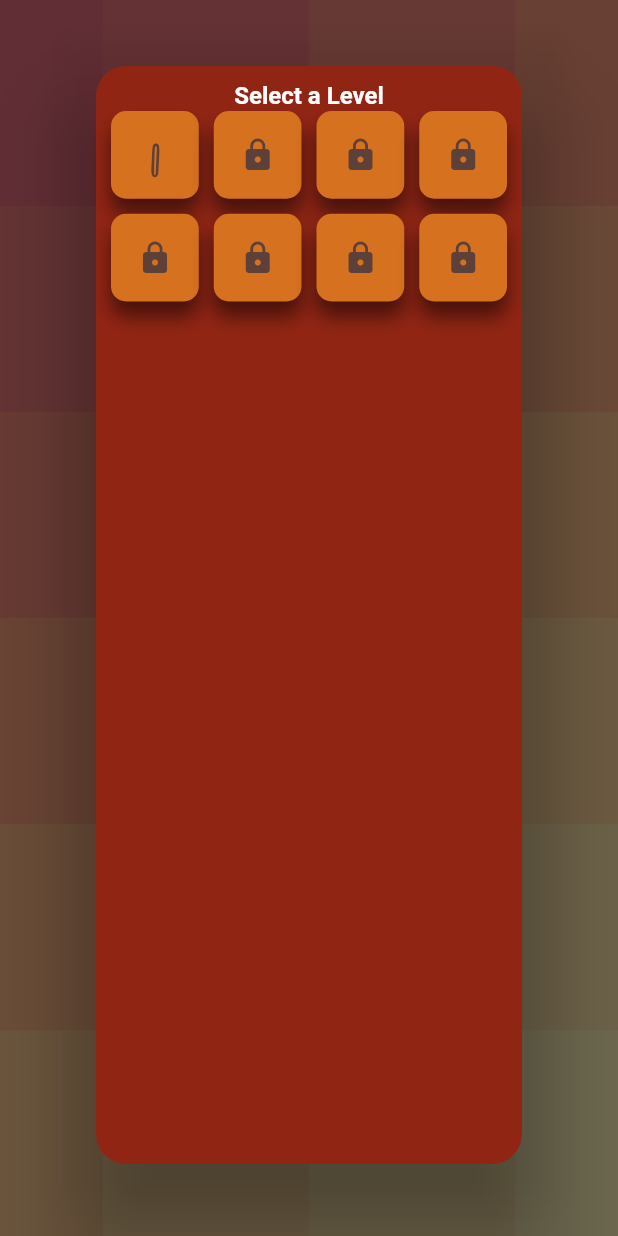
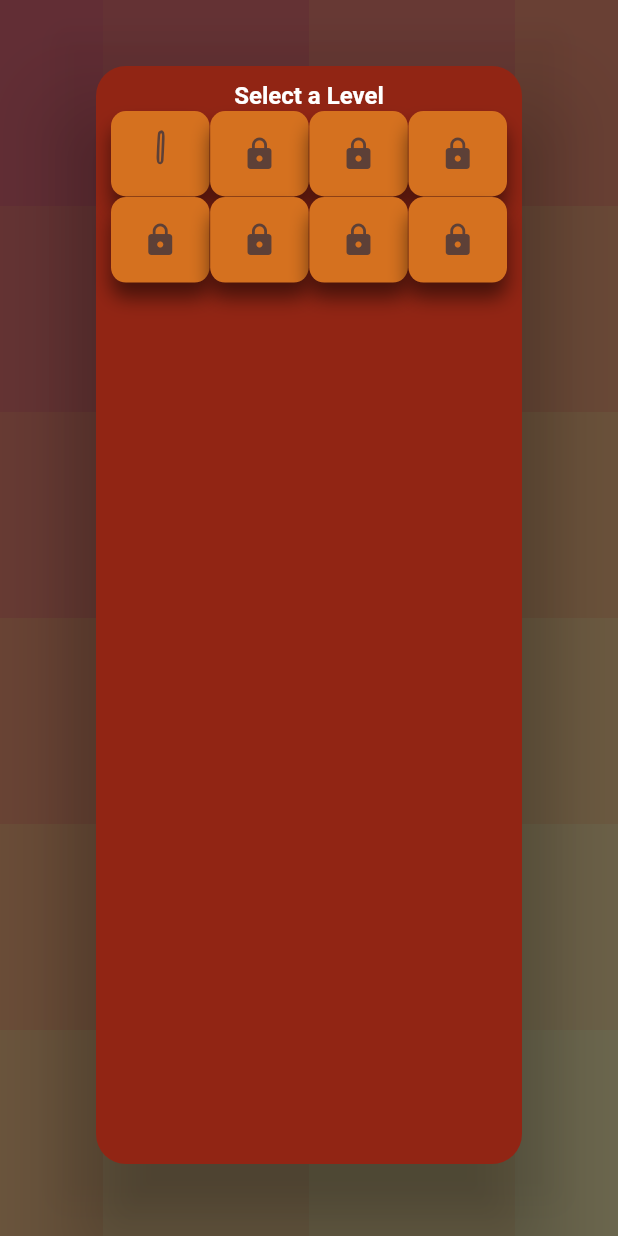
Before and after one commit to nehal076/flutter-puzzle-hack, a Flutter app: the screen it shows after launch, after a tap on an icon or button, on a phone screen of 412 x 824 dp. Run offline on Flutter 3.47's test engine with Material 2 defaults, Android fonts, the phone set to English and light mode, and no system bars; our stand-ins replace animated_text_kit, audioplayers, bloc, flutter_bloc, flutter_staggered_animations, flutter_svg and 4 more.

Commit message:
level popup size fix

```diff
--- a/lib/utils/popup/levels/levels_popup.dart
+++ b/lib/utils/popup/levels/levels_popup.dart
@@ -1,5 +1,6 @@
 import 'package:flutter/foundation.dart';
 import 'package:flutter/material.dart';
+import 'package:flutter_staggered_grid_view/flutter_staggered_grid_view.dart';
 import 'package:velocity_x/velocity_x.dart';
 
 import 'widgets/level_tile.dart';
@@ -13,7 +14,11 @@ class LevelPopup {
         return AlertDialog(
           backgroundColor: Colors.transparent,
           content: Container(
-            width: kIsWeb ? 400 : context.screenWidth * 0.90,
+            width: kIsWeb
+                ? context.screenWidth < 576
+                    ? context.screenWidth * 0.90
+                    : 400
+                : context.screenWidth * 0.90,
             height: kIsWeb ? null : context.screenHeight * 0.90,
             padding: const EdgeInsets.all(10),
             decoration: BoxDecoration(
@@ -31,11 +36,10 @@ class LevelPopup {
                   ),
                 ),
                 const HeightBox(20),
-                GridView.count(
+                StaggeredGrid.count(
                   crossAxisCount: 4,
-                  shrinkWrap: true,
-                  crossAxisSpacing: 10,
-                  mainAxisSpacing: 10,
+                  crossAxisSpacing: context.screenWidth * 0.001,
+                  mainAxisSpacing: context.screenWidth * 0.001,
                   children: List.generate(8, (index) {
                     return LevelTile('${index + 1}');
                   }),
--- a/lib/utils/popup/levels/widgets/level_tile.dart
+++ b/lib/utils/popup/levels/widgets/level_tile.dart
@@ -58,7 +58,14 @@ class LevelTile extends StatelessWidget {
                         ),
                       ),
                       isNextLevel
-                          ? Container()
+                          ? const Text(
+                            "0",
+                            style: TextStyle(
+                              color: Colors.transparent,
+                              fontWeight: FontWeight.w700,
+                              fontSize: 14,
+                            ),
+                          )
                           : Text(
                               getTime(level),
                               style: TextStyle(
@@ -69,7 +76,35 @@ class LevelTile extends StatelessWidget {
                             ),
                     ],
                   )
-                : Icon(Icons.lock, color: Colors.brown[700])
+                : Stack(
+                    alignment: Alignment.center,
+                    children: [
+                      Column(
+                        children: [
+                          Text(
+                            level,
+                            style: const TextStyle(
+                              color: Colors.transparent,
+                              fontWeight: FontWeight.w700,
+                              fontSize: 28,
+                              fontFamily: 'Shizuru',
+                            ),
+                          ),
+                          isNextLevel
+                              ? Container()
+                              : const Text(
+                                  "0",
+                                  style: TextStyle(
+                                    color: Colors.transparent,
+                                    fontWeight: FontWeight.w700,
+                                    fontSize: 14,
+                                  ),
+                                ),
+                        ],
+                      ),
+                      Icon(Icons.lock, color: Colors.brown[700]),
+                    ],
+                  )
           ],
         ),
       ),
--- a/lib/utils/popup/winning/win_popup.dart
+++ b/lib/utils/popup/winning/win_popup.dart
@@ -1,6 +1,4 @@
 import 'dart:convert';
-
-import 'package:flutter/foundation.dart';
 import 'package:flutter/material.dart';
 import 'package:lottie/lottie.dart';
 import 'package:roll_the_ball/utils/popup/levels/levels_popup.dart';
@@ -109,7 +107,9 @@ class WinPopup {
                               LevelPopup.show(context);
                             },
                           ),
-                          WinButton(
+                          (level + 1 > 8)
+                              ? Container()
+                              : WinButton(
                                   text: "Next",
                                   number: "06",
                                   onTap: () {
--- a/pubspec.yaml
+++ b/pubspec.yaml
@@ -20,6 +20,7 @@ dependencies:
   velocity_x: ^3.3.0
   flutter_staggered_animations: ^1.0.0
   animated_text_kit: ^4.2.1
+  flutter_staggered_grid_view: ^0.6.1
 
 dev_dependencies:
   flutter_test:
```
Also changed, not shown: pubspec.lock. Lines whose indentation alone changed are shown as unchanged.
